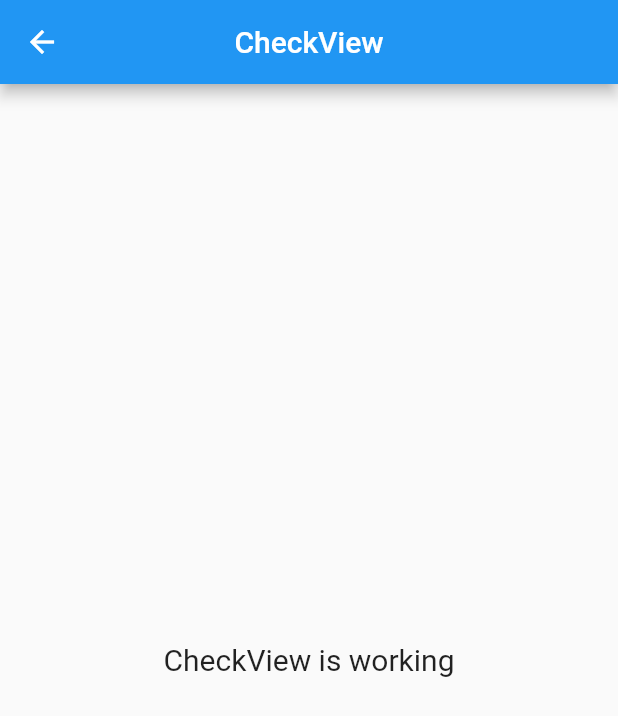
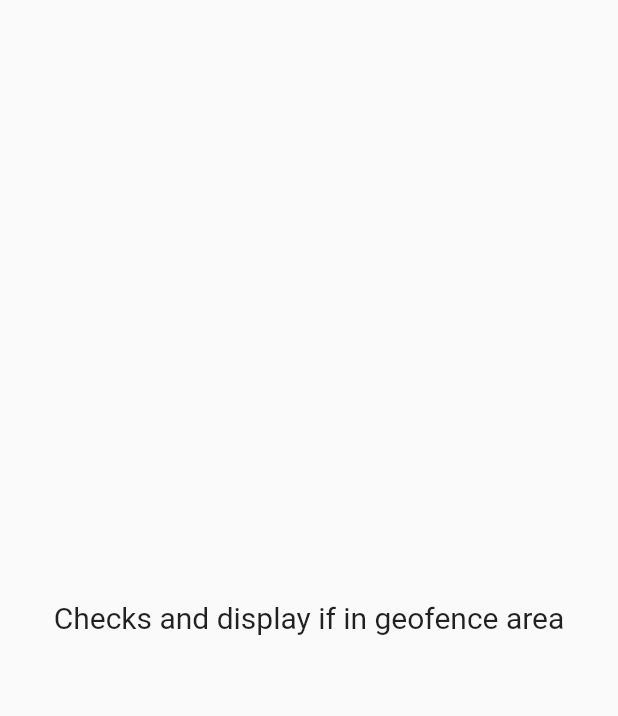
Before and after one commit to MarcusLEK/geofence, a Flutter app: the CheckView screen opened by its route, on a phone screen of 412 x 824 dp. Shown: the top 716 px of the screen. Run offline on Flutter 3.47's test engine with Material 2 defaults, Android fonts, the phone set to English and light mode, and no system bars; our stand-ins replace get.

Commit message:
added check screen to home

```diff
--- a/lib/app/modules/check/views/check_view.dart
+++ b/lib/app/modules/check/views/check_view.dart
@@ -8,13 +8,9 @@ class CheckView extends GetView<CheckController> {
   @override
   Widget build(BuildContext context) {
     return Scaffold(
-      appBar: AppBar(
-        title: Text('CheckView'),
-        centerTitle: true,
-      ),
       body: Center(
         child: Text(
-          'CheckView is working',
+          'Checks and display if in geofence area',
           style: TextStyle(fontSize: 20),
         ),
       ),
```
Also changed, not shown: lib/app/modules/home/views/home_view.dart (+4 -6 lines).
